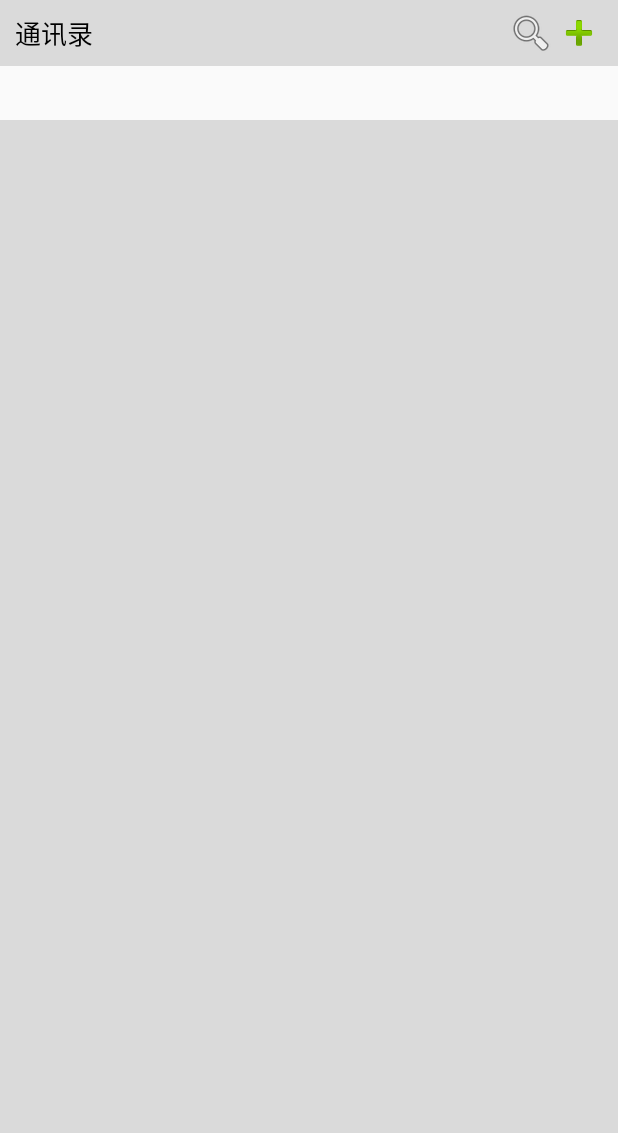
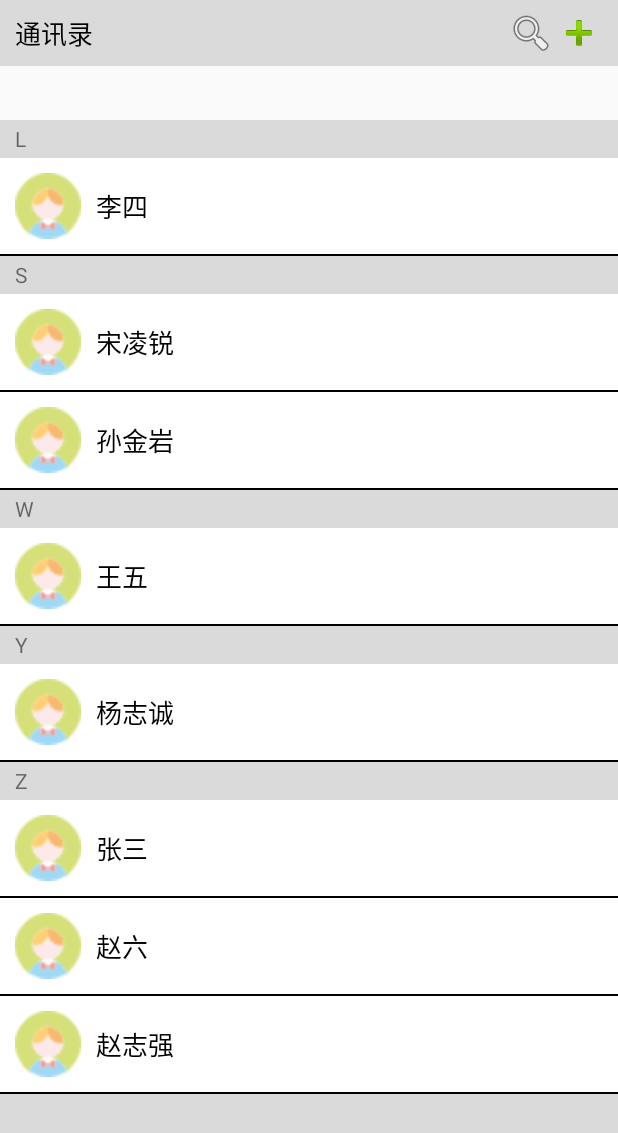
Before and after one commit to 18132201324/Android-BigHomework, an Android app: the fragment AddressListPageFragment shown on its own in the app's theme, on a phone screen of 412 x 824 dp. Shown: the top 1133 px of the screen. Run offline under Robolectric (Android 15) with nearby library versions, the phone set to English and light mode, and no system bars.

Commit message:
slr update

```diff
--- a/app/build.gradle
+++ b/app/build.gradle
@@ -75,4 +75,6 @@ dependencies {
 
     //yzc
     implementation 'com.google.android.material:material:1.0.0'
+    implementation 'androidx.appcompat:appcompat:1.2.0'
+    implementation 'androidx.constraintlayout:constraintlayout:2.0.4'
 }
--- a/app/src/main/java/com/example/smartcommunityapplication/MyApplication.java
+++ b/app/src/main/java/com/example/smartcommunityapplication/MyApplication.java
@@ -19,8 +19,6 @@ public class MyApplication extends Application {
     private int i;
     private int num;
     private int id;
-    private String name;
-    private String name11;
     private String name;
     private String name11;
     private String des;
--- a/app/src/main/java/com/example/smartcommunityapplication/adapters/AddressListAdapter.java
+++ b/app/src/main/java/com/example/smartcommunityapplication/adapters/AddressListAdapter.java
@@ -29,16 +29,12 @@ import java.util.TreeMap;
 public class AddressListAdapter extends RecyclerView.Adapter<AddressListAdapter.MyViewHolder> {
     private Context context;
     private List<AddressPeopleItem> addressPeopleItems;
-    private Map<String,Object> addressNameList = new TreeMap<String,Object>();
+    private Map<Integer,String> addressList = new TreeMap<Integer, String>();
 
-    public AddressListAdapter(Context context, Map<String,Object> addressNameList,List<AddressPeopleItem> addressPeopleItems){
+    public AddressListAdapter(Context context, Map<Integer,String> addressList,List<AddressPeopleItem> addressPeopleItems){
         this.context = context;
         this.addressPeopleItems = addressPeopleItems;
-        List<String> lists = new ArrayList<>();
-        for (AddressPeopleItem item : addressPeopleItems){
-            lists.add(item.getName());
-        }
-        addressNameList = Pinyin4jUtil.px(lists);
+        this.addressList = addressList;
     }
 
     @NonNull
@@ -52,7 +48,10 @@ public class AddressListAdapter extends RecyclerView.Adapter<AddressListAdapter.
     public void onBindViewHolder(@NonNull MyViewHolder holder, int position) {
 
         final AddressPeopleItem bean = addressPeopleItems.get(position);
-
+        if (addressList.containsKey(position)){
+            holder.tvAddressType.setVisibility(View.VISIBLE);
+            holder.tvAddressType.setText(addressList.get(position));
+        }
         holder.name.setText(bean.getName());
 
         //设置item的点击事件
--- a/app/src/main/java/com/example/smartcommunityapplication/fragments/AddressListPageFragment.java
+++ b/app/src/main/java/com/example/smartcommunityapplication/fragments/AddressListPageFragment.java
@@ -19,10 +19,11 @@ import com.example.smartcommunityapplication.utils.Pinyin4jUtil;
 import java.util.ArrayList;
 import java.util.List;
 import java.util.Map;
+import java.util.TreeMap;
 
 public class AddressListPageFragment extends Fragment {
     private RecyclerView mrecycler;
-    private List<AddressPeopleItem> data = new ArrayList<>();
+    private List<AddressPeopleItem> data;
 
     @Nullable
     @Override
@@ -41,8 +42,41 @@ public class AddressListPageFragment extends Fragment {
             lists.add(data.get(i).getName());
         }
         Map<String,Object> addressNameList = Pinyin4jUtil.px(lists);
-        List<AddressPeopleItem> data = new ArrayList<>();
-        mrecycler.setAdapter(new AddressListAdapter(getContext(),addressNameList,data));
+        List<Integer> addressIndexList = new ArrayList<>();
+        List<AddressPeopleItem> datas = new ArrayList<>();
+        for(int i=1;i<=26;i++){
+            String word = String.valueOf((char)(96+i)).toUpperCase();
+            List<String> letter = (List<String>)addressNameList.get(word);
+            if (letter.size()!=0){
+                for(String name : letter){
+                    for(AddressPeopleItem item : data){
+                        if (item.getName().equals(name)){
+                            datas.add(item);
+                        }
+                    }
+                }
+                int num = 0;
+                if (addressIndexList.size()!=0) {
+                    num = addressIndexList.get(addressIndexList.size() - 1);
+                }
+                addressIndexList.add(num+letter.size());
+            }
+        }
+        addressIndexList.remove(addressIndexList.size()-1);
+        addressIndexList.add(0,0);
+        List<String> stringList = new ArrayList<>();
+        for (int i=1;i<=26;i++){
+            String word = String.valueOf((char)(96+i)).toUpperCase();
+            List<String> letter = (List<String>)addressNameList.get(word);
+            if(letter.size()!=0){
+                stringList.add(word);
+            }
+        }
+        Map<Integer,String> addressList = new TreeMap<Integer, String>();
+        for (int i=0;i<stringList.size();i++){
+            addressList.put(addressIndexList.get(i),stringList.get(i));
+        }
+        mrecycler.setAdapter(new AddressListAdapter(getContext(),addressList,datas));
         //设置样式 ,有如下:
         // LinearLayoutManager(Context context, @RecyclerView.Orientation int orientation,boolean reverseLayout)
         //GridLayoutManager(Context context, int spanCount)
@@ -52,9 +86,14 @@ public class AddressListPageFragment extends Fragment {
     }
 
     private void initDate() {
+        data = new ArrayList<>();
         data.add(new AddressPeopleItem("","张三"));
         data.add(new AddressPeopleItem("","李四"));
         data.add(new AddressPeopleItem("","王五"));
         data.add(new AddressPeopleItem("","赵六"));
+        data.add(new AddressPeopleItem("","孙金岩"));
+        data.add(new AddressPeopleItem("","杨志诚"));
+        data.add(new AddressPeopleItem("","赵志强"));
+        data.add(new AddressPeopleItem("","宋凌锐"));
     }
 }
--- a/app/src/main/res/layout/addresslist_item_layout.xml
+++ b/app/src/main/res/layout/addresslist_item_layout.xml
@@ -8,6 +8,7 @@
         android:layout_width="match_parent"
         android:layout_height="25dp"
         android:background="#DADADA"
+        android:visibility="gone"
         android:gravity="center_vertical"
         android:paddingHorizontal="10dp"
         android:text="A"/>
@@ -34,4 +35,8 @@
             android:textSize="17sp"
             android:paddingLeft="10dp"/>
     </LinearLayout>
+    <LinearLayout
+        android:layout_width="match_parent"
+        android:layout_height="1dp"
+        android:background="@android:color/black"/>
 </LinearLayout>
--- a/app/src/main/res/layout/momentpagefragment_layout.xml
+++ b/app/src/main/res/layout/momentpagefragment_layout.xml
@@ -32,4 +32,9 @@
             android:background="@android:drawable/ic_menu_search"/>
     </RelativeLayout>
 
+    <TextView
+        android:layout_width="match_parent"
+        android:layout_height="match_parent"
+        android:text="功能等待更新..."
+        android:gravity="center"/>
 </LinearLayout>
```
Also changed, not shown: app/src/main/AndroidManifest.xml (+4 -3 lines), app/src/main/java/com/example/smartcommunityapplication/activities/ChattingHomeActivity.java (added, +81 -0 lines), app/src/main/java/com/example/smartcommunityapplication/adapters/ChattingHomeListAdapter.java (added, +84 -0 lines), app/src/main/java/com/example/smartcommunityapplication/entities/Chatting.java (added, +57 -0 lines), app/src/main/java/com/example/smartcommunityapplication/fragments/ChatPageFragment.java (+16 -2 lines), app/src/main/res/layout/activity_chatting_home.xml (added, +91 -0 lines), app/src/main/res/layout/chattinghomecontent_item.xml (added, +60 -0 lines), app/src/main/res/drawable/back1.png (added).
